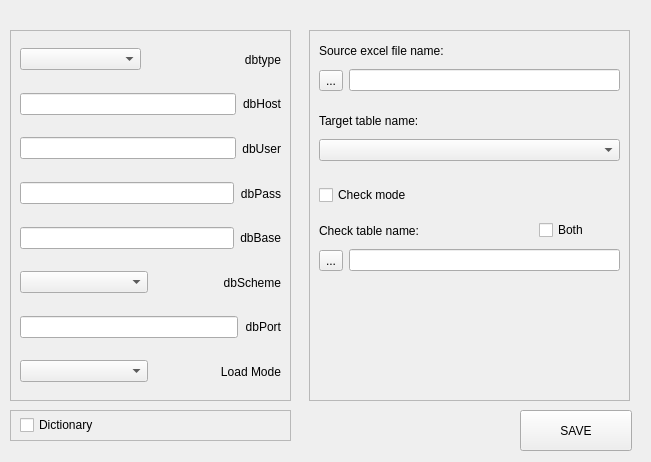
Above: GUI/gui_qt/setup_db_widget.ui from dmitry-pedchenko/Designer_Etl before the change. Below: the same form after it.
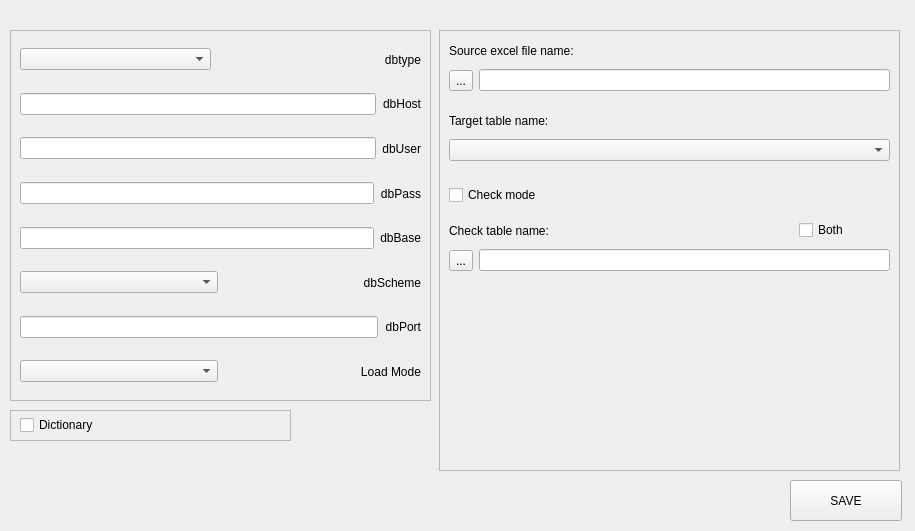
That is the form after the change.

```diff
--- a/GUI/gui_qt/setup_db_widget.ui
+++ b/GUI/gui_qt/setup_db_widget.ui
@@ -6,8 +6,8 @@
    <rect>
     <x>0</x>
     <y>0</y>
-    <width>651</width>
-    <height>462</height>
+    <width>915</width>
+    <height>531</height>
    </rect>
   </property>
   <property name="windowTitle">
@@ -16,8 +16,8 @@
   <widget class="QPushButton" name="button_save_pref">
    <property name="geometry">
     <rect>
-     <x>520</x>
-     <y>410</y>
+     <x>790</x>
+     <y>480</y>
      <width>112</width>
      <height>41</height>
     </rect>
@@ -31,7 +31,7 @@
     <rect>
      <x>10</x>
      <y>30</y>
-     <width>281</width>
+     <width>421</width>
      <height>371</height>
     </rect>
    </property>
@@ -46,7 +46,7 @@
      <rect>
       <x>10</x>
       <y>10</y>
-      <width>261</width>
+      <width>401</width>
       <height>351</height>
      </rect>
     </property>
@@ -254,10 +254,10 @@
   <widget class="QFrame" name="frame_2">
    <property name="geometry">
     <rect>
-     <x>309</x>
+     <x>439</x>
      <y>30</y>
-     <width>321</width>
-     <height>371</height>
+     <width>461</width>
+     <height>441</height>
     </rect>
    </property>
    <property name="frameShape">
@@ -271,7 +271,7 @@
      <rect>
       <x>10</x>
       <y>30</y>
-      <width>301</width>
+      <width>441</width>
       <height>41</height>
      </rect>
     </property>
@@ -297,7 +297,7 @@
      <rect>
       <x>10</x>
       <y>100</y>
-      <width>301</width>
+      <width>441</width>
       <height>41</height>
      </rect>
     </property>
@@ -312,7 +312,7 @@
      <rect>
       <x>10</x>
       <y>210</y>
-      <width>301</width>
+      <width>441</width>
       <height>41</height>
      </rect>
     </property>
@@ -355,7 +355,7 @@
    <widget class="QCheckBox" name="checkBox_both">
     <property name="geometry">
      <rect>
-      <x>230</x>
+      <x>360</x>
       <y>190</y>
       <width>86</width>
       <height>20</height>
@@ -370,8 +370,8 @@
      <rect>
       <x>10</x>
       <y>260</y>
-      <width>301</width>
-      <height>101</height>
+      <width>441</width>
+      <height>171</height>
      </rect>
     </property>
     <layout class="QHBoxLayout" name="tree_widget_box"/>
@@ -419,7 +419,7 @@
      <rect>
       <x>10</x>
       <y>190</y>
-      <width>211</width>
+      <width>261</width>
       <height>21</height>
      </rect>
     </property>
```
